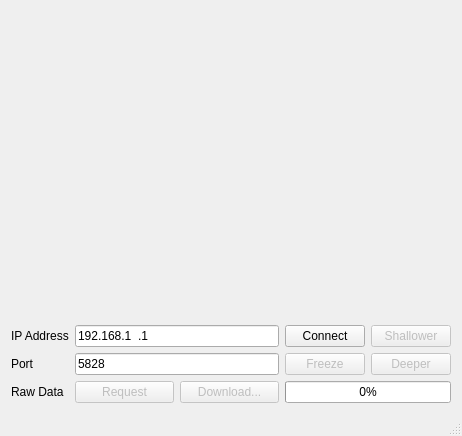
First picture: the form in desktop/src/examples/caster_qt/caster.ui, repository clariusdev/cast, before the edit.
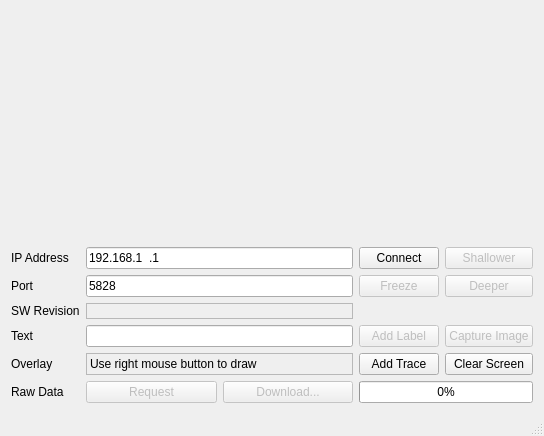
Second picture: the form after the edit.

```diff
--- a/desktop/src/examples/caster_qt/caster.ui
+++ b/desktop/src/examples/caster_qt/caster.ui
@@ -6,7 +6,7 @@
    <rect>
     <x>0</x>
     <y>0</y>
-    <width>462</width>
+    <width>544</width>
     <height>436</height>
    </rect>
   </property>
@@ -33,6 +33,84 @@
     </item>
     <item>
      <layout class="QGridLayout" name="_inputs">
+      <item row="4" column="2">
+       <widget class="QPushButton" name="addLabel">
+        <property name="enabled">
+         <bool>false</bool>
+        </property>
+        <property name="text">
+         <string>Add Label</string>
+        </property>
+       </widget>
+      </item>
+      <item row="4" column="0">
+       <widget class="QLabel" name="label_2">
+        <property name="text">
+         <string>Text</string>
+        </property>
+       </widget>
+      </item>
+      <item row="7" column="2" colspan="2">
+       <widget class="QProgressBar" name="progress">
+        <property name="value">
+         <number>0</number>
+        </property>
+       </widget>
+      </item>
+      <item row="4" column="1">
+       <widget class="QLineEdit" name="labelText"/>
+      </item>
+      <item row="5" column="0">
+       <widget class="QLabel" name="label_3">
+        <property name="text">
+         <string>Overlay</string>
+        </property>
+       </widget>
+      </item>
+      <item row="0" column="3">
+       <widget class="QPushButton" name="shallower">
+        <property name="enabled">
+         <bool>false</bool>
+        </property>
+        <property name="text">
+         <string>Shallower</string>
+        </property>
+       </widget>
+      </item>
+      <item row="7" column="1">
+       <layout class="QHBoxLayout" name="horizontalLayout">
+        <item>
+         <widget class="QPushButton" name="request">
+          <property name="enabled">
+           <bool>false</bool>
+          </property>
+          <property name="text">
+           <string>Request</string>
+          </property>
+         </widget>
+        </item>
+        <item>
+         <widget class="QPushButton" name="download">
+          <property name="enabled">
+           <bool>false</bool>
+          </property>
+          <property name="text">
+           <string>Download...</string>
+          </property>
+         </widget>
+        </item>
+       </layout>
+      </item>
+      <item row="5" column="1">
+       <widget class="QLabel" name="label_4">
+        <property name="frameShape">
+         <enum>QFrame::StyledPanel</enum>
+        </property>
+        <property name="text">
+         <string>Use right mouse button to draw</string>
+        </property>
+       </widget>
+      </item>
       <item row="1" column="1">
        <widget class="QLineEdit" name="port">
         <property name="inputMask">
@@ -43,13 +121,30 @@
         </property>
        </widget>
       </item>
-      <item row="5" column="0">
+      <item row="0" column="1">
+       <widget class="QLineEdit" name="ip">
+        <property name="inputMask">
+         <string>000.000.000.000</string>
+        </property>
+        <property name="text">
+         <string>192.168.1.1</string>
+        </property>
+       </widget>
+      </item>
+      <item row="7" column="0">
        <widget class="QLabel" name="_rawdata">
         <property name="text">
          <string>Raw Data</string>
         </property>
        </widget>
       </item>
+      <item row="0" column="0">
+       <widget class="QLabel" name="_ip">
+        <property name="text">
+         <string>IP Address</string>
+        </property>
+       </widget>
+      </item>
       <item row="1" column="0">
        <widget class="QLabel" name="_port">
         <property name="text">
@@ -57,13 +152,13 @@
         </property>
        </widget>
       </item>
-      <item row="0" column="1">
-       <widget class="QLineEdit" name="ip">
-        <property name="inputMask">
-         <string>000.000.000.000</string>
+      <item row="1" column="3">
+       <widget class="QPushButton" name="deeper">
+        <property name="enabled">
+         <bool>false</bool>
         </property>
         <property name="text">
-         <string>192.168.1.1</string>
+         <string>Deeper</string>
         </property>
        </widget>
       </item>
@@ -77,30 +172,6 @@
         </property>
        </widget>
       </item>
-      <item row="5" column="1">
-       <layout class="QHBoxLayout" name="horizontalLayout">
-        <item>
-         <widget class="QPushButton" name="request">
-          <property name="enabled">
-           <bool>false</bool>
-          </property>
-          <property name="text">
-           <string>Request</string>
-          </property>
-         </widget>
-        </item>
-        <item>
-         <widget class="QPushButton" name="download">
-          <property name="enabled">
-           <bool>false</bool>
-          </property>
-          <property name="text">
-           <string>Download...</string>
-          </property>
-         </widget>
-        </item>
-       </layout>
-      </item>
       <item row="0" column="2">
        <widget class="QPushButton" name="connect">
         <property name="text">
@@ -108,37 +179,44 @@
         </property>
        </widget>
       </item>
-      <item row="0" column="0">
-       <widget class="QLabel" name="_ip">
+      <item row="4" column="3">
+       <widget class="QPushButton" name="captureImage">
+        <property name="enabled">
+         <bool>false</bool>
+        </property>
         <property name="text">
-         <string>IP Address</string>
+         <string>Capture Image</string>
         </property>
        </widget>
       </item>
-      <item row="0" column="3">
-       <widget class="QPushButton" name="shallower">
-        <property name="enabled">
-         <bool>false</bool>
-        </property>
+      <item row="5" column="2">
+       <widget class="QPushButton" name="addTrace">
         <property name="text">
-         <string>Shallower</string>
+         <string>Add Trace</string>
         </property>
        </widget>
       </item>
-      <item row="1" column="3">
-       <widget class="QPushButton" name="deeper">
-        <property name="enabled">
-         <bool>false</bool>
+      <item row="5" column="3">
+       <widget class="QPushButton" name="clearScreen">
+        <property name="text">
+         <string>Clear Screen</string>
         </property>
+       </widget>
+      </item>
+      <item row="2" column="0">
+       <widget class="QLabel" name="label">
         <property name="text">
-         <string>Deeper</string>
+         <string>SW Revision</string>
         </property>
        </widget>
       </item>
-      <item row="5" column="2" colspan="2">
-       <widget class="QProgressBar" name="progress">
-        <property name="value">
-         <number>0</number>
+      <item row="2" column="1">
+       <widget class="QLabel" name="swRevMatch">
+        <property name="frameShape">
+         <enum>QFrame::StyledPanel</enum>
+        </property>
+        <property name="text">
+         <string/>
         </property>
        </widget>
       </item>
```
Left out of the diff: 68 changed lines with no effect on the pictures.
